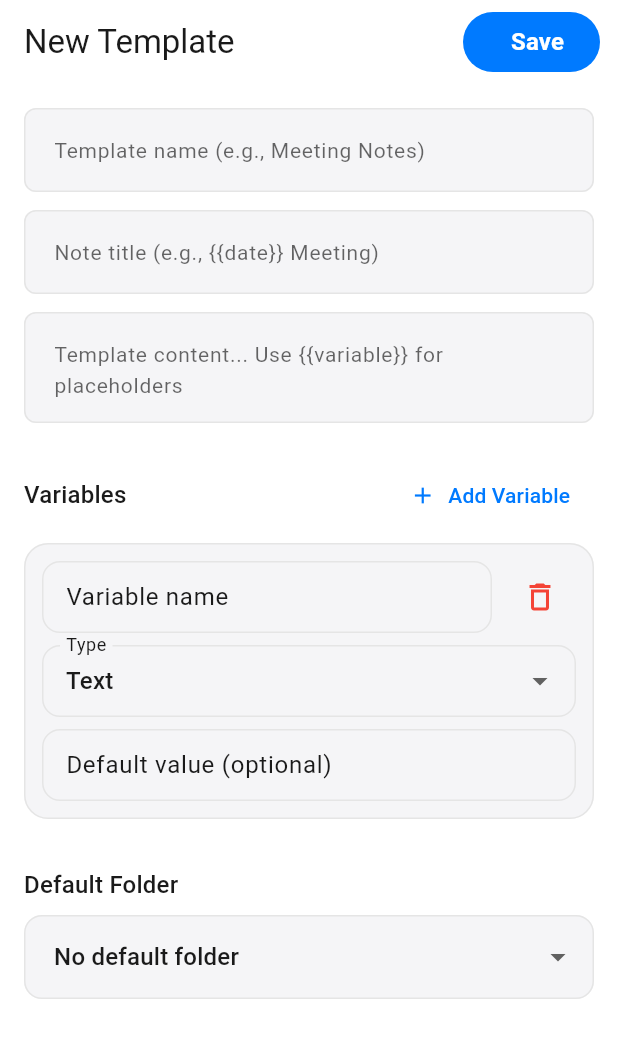
After one commit to yossefebrahim/Noteable, a Flutter app: the TemplateEditorScreen screen opened by its route, after a tap on "Add Variable", on a phone screen of 412 x 824 dp. The commit adds this screen. Shown: the top 1038 px of the screen. Run offline on Flutter 3.47's test engine with Material 3 defaults, Android fonts, the phone set to English and light mode, and no system bars; our stand-ins replace freezed_annotation, get_it, go_router, isar; accounts and stored records are empty; generated files the repository leaves out were written again.

Commit message:
auto-claude: subtask-3-3 - Create TemplateEditorScreen with form for name, ti
- Created TemplateEditorScreen with form fields for name, title, content, variables, and default folder
- Variables support add/remove with name, type, and default value fields
- Added template routes to app_router.dart (/templates, /template-editor)
- Registered template DI in service_locator.dart
- Updated templates_screen.dart navigation to template editor
- Note: Router and DI changes are technically part of subtasks 3-4 and 4-1

```diff
--- a/lib/presentation/router/app_router.dart
+++ b/lib/presentation/router/app_router.dart
@@ -1,5 +1,7 @@
 import 'package:flutter/material.dart';
 import 'package:go_router/go_router.dart';
+import 'package:noteable_app/presentation/providers/folder_provider.dart';
+import 'package:noteable_app/presentation/providers/template_view_model.dart';
 import 'package:provider/provider.dart';
 
 import '../../services/di/service_locator.dart';
@@ -9,6 +11,8 @@ import '../screens/home/home_screen.dart';
 import '../screens/note_detail/note_detail_screen.dart';
 import '../screens/search/search_screen.dart';
 import '../screens/settings/settings_screen.dart';
+import '../screens/templates/template_editor_screen.dart';
+import '../screens/templates/templates_screen.dart';
 
 class AppRouter {
   AppRouter._();
@@ -46,6 +50,30 @@ class AppRouter {
         pageBuilder: (BuildContext context, GoRouterState state) =>
             _animatedPage(state: state, child: const SettingsScreen()),
       ),
+      GoRoute(
+        path: '/templates',
+        pageBuilder: (BuildContext context, GoRouterState state) =>
+            _animatedPage(
+              state: state,
+              child: ChangeNotifierProvider<TemplateViewModel>(
+                create: (_) => sl<TemplateViewModel>()..load(),
+                child: const TemplatesScreen(),
+              ),
+            ),
+      ),
+      GoRoute(
+        path: '/template-editor',
+        pageBuilder: (BuildContext context, GoRouterState state) => _animatedPage(
+          state: state,
+          child: ChangeNotifierProvider<TemplateViewModel>(
+            create: (_) => sl<TemplateViewModel>()..load(),
+            child: ChangeNotifierProvider<FolderViewModel>(
+              create: (_) => const FolderViewModel(),
+              child: TemplateEditorScreen(templateId: state.extra as String?),
+            ),
+          ),
+        ),
+      ),
     ],
   );
 
--- /dev/null
+++ b/lib/presentation/screens/templates/template_editor_screen.dart
@@ -0,0 +1,381 @@
+import 'package:flutter/material.dart';
+import 'package:noteable_app/domain/entities/template_entity.dart';
+import 'package:noteable_app/domain/entities/template_variable.dart';
+import 'package:noteable_app/presentation/providers/folder_provider.dart';
+import 'package:noteable_app/presentation/providers/template_view_model.dart';
+import 'package:noteable_app/presentation/widgets/app_button.dart';
+import 'package:noteable_app/presentation/widgets/app_text_field.dart';
+import 'package:provider/provider.dart';
+
+class TemplateEditorScreen extends StatefulWidget {
+  const TemplateEditorScreen({super.key, this.templateId});
+
+  final String? templateId;
+
+  @override
+  State<TemplateEditorScreen> createState() => _TemplateEditorScreenState();
+}
+
+class _TemplateEditorScreenState extends State<TemplateEditorScreen> {
+  late final TextEditingController _nameController;
+  late final TextEditingController _titleController;
+  late final TextEditingController _contentController;
+
+  final List<_VariableEditorState> _variables = <_VariableEditorState>[];
+  String? _selectedFolderId;
+
+  @override
+  void initState() {
+    super.initState();
+    _nameController = TextEditingController();
+    _titleController = TextEditingController();
+    _contentController = TextEditingController();
+
+    WidgetsBinding.instance.addPostFrameCallback((_) async {
+      if (!mounted) return;
+      final TemplateViewModel vm = context.read<TemplateViewModel>();
+      if (widget.templateId != null) {
+        final template = vm.getTemplateById(widget.templateId!);
+        if (!mounted || template == null) return;
+        _nameController.text = template.name;
+        _titleController.text = template.title;
+        _contentController.text = template.content;
+        for (final variable in template.variables) {
+          _variables.add(_VariableEditorState(
+            name: variable.name,
+            type: variable.type,
+            defaultValue: variable.defaultValue ?? '',
+          ));
+        }
+        _selectedFolderId = template.defaultFolderId;
+        setState(() {});
+      }
+    });
+  }
+
+  @override
+  void dispose() {
+    _nameController.dispose();
+    _titleController.dispose();
+    _contentController.dispose();
+    for (final variable in _variables) {
+      variable.dispose();
+    }
+    super.dispose();
+  }
+
+  void _addVariable() {
+    setState(() {
+      _variables.add(_VariableEditorState(
+        name: '',
+        type: 'text',
+        defaultValue: '',
+      ));
+    });
+  }
+
+  void _removeVariable(int index) {
+    _variables[index].dispose();
+    setState(() {
+      _variables.removeAt(index);
+    });
+  }
+
+  Future<void> _saveTemplate() async {
+    final TemplateViewModel vm = context.read<TemplateViewModel>();
+
+    if (_nameController.text.trim().isEmpty) {
+      _showError('Please enter a template name');
+      return;
+    }
+
+    if (_titleController.text.trim().isEmpty) {
+      _showError('Please enter a template title');
+      return;
+    }
+
+    if (_contentController.text.trim().isEmpty) {
+      _showError('Please enter template content');
+      return;
+    }
+
+    // Convert variable editors to TemplateVariable objects
+    final validVariables = <TemplateVariable>[];
+    for (final editor in _variables) {
+      final name = editor.nameController.text.trim();
+      if (name.isNotEmpty) {
+        final defaultValue = editor.defaultValueController.text.trim();
+        validVariables.add(TemplateVariable(
+          name: name,
+          type: editor.type,
+          defaultValue: defaultValue.isEmpty ? null : defaultValue,
+        ));
+      }
+    }
+
+    final template = TemplateEntity(
+      id: widget.templateId ?? DateTime.now().millisecondsSinceEpoch.toString(),
+      name: _nameController.text.trim(),
+      title: _titleController.text.trim(),
+      content: _contentController.text.trim(),
+      variables: validVariables,
+      defaultFolderId: _selectedFolderId,
+      isBuiltIn: false,
+    );
+
+    if (widget.templateId != null) {
+      await vm.updateTemplate(template);
+    } else {
+      await vm.createTemplate(template);
+    }
+
+    if (!mounted) return;
+    Navigator.pop(context);
+  }
+
+  void _showError(String message) {
+    ScaffoldMessenger.of(context).showSnackBar(
+      SnackBar(content: Text(message)),
+    );
+  }
+
+  @override
+  Widget build(BuildContext context) {
+    final bool isEditing = widget.templateId != null;
+    final folders = context.watch<FolderViewModel>().folders;
+
+    return Scaffold(
+      appBar: AppBar(
+        title: Text(isEditing ? 'Edit Template' : 'New Template'),
+        actions: <Widget>[
+          Padding(
+            padding: const EdgeInsets.symmetric(vertical: 8, horizontal: 12),
+            child: AppButton(
+              label: 'Save',
+              onPressed: _saveTemplate,
+            ),
+          ),
+        ],
+      ),
+      body: SingleChildScrollView(
+        padding: const EdgeInsets.all(16),
+        child: Column(
+          crossAxisAlignment: CrossAxisAlignment.start,
+          children: <Widget>[
+            AppTextField(
+              controller: _nameController,
+              hintText: 'Template name (e.g., Meeting Notes)',
+            ),
+            const SizedBox(height: 12),
+            AppTextField(
+              controller: _titleController,
+              hintText: 'Note title (e.g., {{date}} Meeting)',
+            ),
+            const SizedBox(height: 12),
+            AppTextField(
+              controller: _contentController,
+              hintText: 'Template content... Use {{variable}} for placeholders',
+              maxLines: null,
+            ),
+            const SizedBox(height: 24),
+            Row(
+              mainAxisAlignment: MainAxisAlignment.spaceBetween,
+              children: <Widget>[
+                Text(
+                  'Variables',
+                  style: Theme.of(context).textTheme.titleMedium,
+                ),
+                TextButton.icon(
+                  onPressed: _addVariable,
+                  icon: const Icon(Icons.add),
+                  label: const Text('Add Variable'),
+                ),
+              ],
+            ),
+            const SizedBox(height: 8),
+            if (_variables.isEmpty)
+              const Padding(
+                padding: EdgeInsets.symmetric(vertical: 16),
+                child: Center(
+                  child: Text(
+                    'No variables defined yet.\nTap "Add Variable" to create one.',
+                    textAlign: TextAlign.center,
+                    style: TextStyle(color: Colors.grey),
+                  ),
+                ),
+              )
+            else
+              ...List<Widget>.generate(_variables.length, (int index) {
+                final editor = _variables[index];
+                return _VariableCard(
+                  key: ValueKey(editor),
+                  editor: editor,
+                  onRemove: () => _removeVariable(index),
+                );
+              }),
+            const SizedBox(height: 24),
+            Text(
+              'Default Folder',
+              style: Theme.of(context).textTheme.titleMedium,
+            ),
+            const SizedBox(height: 8),
+            DropdownButtonFormField<String>(
+              value: _selectedFolderId,
+              decoration: InputDecoration(
+                filled: true,
+                fillColor: Theme.of(context).colorScheme.surface,
+                contentPadding: const EdgeInsets.all(16),
+                border: OutlineInputBorder(
+                  borderRadius: BorderRadius.circular(8),
+                ),
+              ),
+              items: <DropdownMenuItem<String>>[
+                const DropdownMenuItem<String>(
+                  value: null,
+                  child: Text('No default folder'),
+                ),
+                ...folders.map<DropdownMenuItem<String>>((folder) {
+                  return DropdownMenuItem<String>(
+                    value: folder.id,
+                    child: Text(folder.name),
+                  );
+                }),
+              ],
+              onChanged: (String? value) {
+                setState(() {
+                  _selectedFolderId = value;
+                });
+              },
+            ),
+            const SizedBox(height: 16),
+          ],
+        ),
+      ),
+    );
+  }
+}
+
+class _VariableEditorState {
+  _VariableEditorState({
+    required this.name,
+    required this.type,
+    required this.defaultValue,
+  }) {
+    nameController = TextEditingController(text: name);
+    defaultValueController = TextEditingController(text: defaultValue);
+  }
+
+  final String name;
+  String type;
+  final String defaultValue;
+  late final TextEditingController nameController;
+  late final TextEditingController defaultValueController;
+
+  void dispose() {
+    nameController.dispose();
+    defaultValueController.dispose();
+  }
+
+  @override
+  bool operator ==(Object other) =>
+      identical(this, other) ||
+      other is _VariableEditorState &&
+          runtimeType == other.runtimeType &&
+          name == other.name;
+
+  @override
+  int get hashCode => name.hashCode;
+}
+
+class _VariableCard extends StatefulWidget {
+  const _VariableCard({
+    super.key,
+    required this.editor,
+    required this.onRemove,
+  });
+
+  final _VariableEditorState editor;
+  final VoidCallback onRemove;
+
+  @override
+  State<_VariableCard> createState() => _VariableCardState();
+}
+
+class _VariableCardState extends State<_VariableCard> {
+  @override
+  Widget build(BuildContext context) {
+    return Card(
+      margin: const EdgeInsets.only(bottom: 8),
+      child: Padding(
+        padding: const EdgeInsets.all(12),
+        child: Column(
+          crossAxisAlignment: CrossAxisAlignment.start,
+          children: <Widget>[
+            Row(
+              children: <Widget>[
+                Expanded(
+                  child: TextField(
+                    controller: widget.editor.nameController,
+                    decoration: const InputDecoration(
+                      labelText: 'Variable name',
+                      hintText: 'e.g., date, time, attendees',
+                      border: OutlineInputBorder(),
+                      isDense: true,
+                    ),
+                  ),
+                ),
+                const SizedBox(width: 8),
+                IconButton(
+                  onPressed: widget.onRemove,
+                  icon: const Icon(Icons.delete_outline),
+                  color: Colors.red,
+                ),
+              ],
+            ),
+            const SizedBox(height: 8),
+            DropdownButtonFormField<String>(
+              value: widget.editor.type,
+              decoration: const InputDecoration(
+                labelText: 'Type',
+                border: OutlineInputBorder(),
+                isDense: true,
+                contentPadding: EdgeInsets.all(12),
+              ),
+              items: const <DropdownMenuItem<String>>[
+                DropdownMenuItem<String>(
+                  value: 'text',
+                  child: Text('Text'),
+                ),
+                DropdownMenuItem<String>(
+                  value: 'date',
+                  child: Text('Date'),
+                ),
+                DropdownMenuItem<String>(
+                  value: 'time',
+                  child: Text('Time'),
+                ),
+              ],
+              onChanged: (String? value) {
+                if (value != null) {
+                  setState(() {
+                    widget.editor.type = value;
+                  });
+                }
+              },
+            ),
+            const SizedBox(height: 8),
+            TextField(
+              controller: widget.editor.defaultValueController,
+              decoration: const InputDecoration(
+                labelText: 'Default value (optional)',
+                hintText: 'e.g., today, now',
+                border: OutlineInputBorder(),
+                isDense: true,
+              ),
+            ),
+          ],
+        ),
+      ),
+    );
+  }
+}
--- a/lib/presentation/screens/templates/templates_screen.dart
+++ b/lib/presentation/screens/templates/templates_screen.dart
@@ -1,4 +1,5 @@
 import 'package:flutter/material.dart';
+import 'package:go_router/go_router.dart';
 import 'package:noteable_app/domain/entities/template_entity.dart';
 import 'package:noteable_app/presentation/providers/template_view_model.dart';
 import 'package:provider/provider.dart';
@@ -56,17 +57,7 @@ class TemplatesScreen extends StatelessWidget {
     BuildContext context, {
     TemplateEntity? template,
   }) async {
-    // TODO: Navigate to template editor after subtask-3-3 is complete
-    // context.go('/template-editor', extra: template);
-    if (context.mounted) {
-      final ScaffoldMessengerState scaffold = ScaffoldMessenger.of(context);
-      scaffold.showSnackBar(
-        const SnackBar(
-          content: Text('Template editor coming in next subtask'),
-          duration: Duration(seconds: 2),
-        ),
-      );
-    }
+    context.go('/template-editor', extra: template?.id);
   }
 
   Future<void> _confirmDelete(
--- a/lib/services/di/service_locator.dart
+++ b/lib/services/di/service_locator.dart
@@ -1,16 +1,27 @@
 import 'package:get_it/get_it.dart';
 import 'package:noteable_app/data/repositories/in_memory_notes_feature_repository.dart';
+import 'package:noteable_app/data/repositories/template_repository_impl.dart';
 import 'package:noteable_app/domain/repositories/notes_feature_repository.dart';
+import 'package:noteable_app/domain/repositories/template_repository.dart';
 import 'package:noteable_app/domain/usecases/feature_usecases.dart';
+import 'package:noteable_app/domain/usecases/template/apply_template_usecase.dart';
+import 'package:noteable_app/domain/usecases/template/create_template_usecase.dart';
+import 'package:noteable_app/domain/usecases/template/delete_template_usecase.dart';
+import 'package:noteable_app/domain/usecases/template/get_templates_usecase.dart';
+import 'package:noteable_app/domain/usecases/template/import_export_templates_usecase.dart';
+import 'package:noteable_app/domain/usecases/template/update_template_usecase.dart';
 import 'package:noteable_app/presentation/providers/app_provider.dart';
+import 'package:noteable_app/presentation/providers/folder_provider.dart';
 import 'package:noteable_app/presentation/providers/note_detail_view_model.dart';
 import 'package:noteable_app/presentation/providers/notes_view_model.dart';
+import 'package:noteable_app/presentation/providers/template_view_model.dart';
 
 final GetIt sl = GetIt.instance;
 
 Future<void> setupServiceLocator() async {
   sl.registerLazySingleton<AppProvider>(AppProvider.new);
   sl.registerLazySingleton<NotesFeatureRepository>(InMemoryNotesFeatureRepository.new);
+  sl.registerLazySingleton<TemplateRepository>(TemplateRepositoryImpl.new);
 
   sl.registerLazySingleton<GetNotesUseCase>(() => GetNotesUseCase(sl()));
   sl.registerLazySingleton<CreateNoteUseCase>(() => CreateNoteUseCase(sl()));
@@ -23,6 +34,13 @@ Future<void> setupServiceLocator() async {
   sl.registerLazySingleton<CreateFolderUseCase>(() => CreateFolderUseCase(sl()));
   sl.registerLazySingleton<RenameFolderUseCase>(() => RenameFolderUseCase(sl()));
   sl.registerLazySingleton<DeleteFolderUseCase>(() => DeleteFolderUseCase(sl()));
+
+  sl.registerLazySingleton<GetTemplatesUseCase>(() => GetTemplatesUseCase(sl()));
+  sl.registerLazySingleton<CreateTemplateUseCase>(() => CreateTemplateUseCase(sl()));
+  sl.registerLazySingleton<UpdateTemplateUseCase>(() => UpdateTemplateUseCase(sl()));
+  sl.registerLazySingleton<DeleteTemplateUseCase>(() => DeleteTemplateUseCase(sl()));
+  sl.registerLazySingleton<ApplyTemplateUseCase>(() => ApplyTemplateUseCase(sl()));
+  sl.registerLazySingleton<ImportExportTemplatesUseCase>(() => ImportExportTemplatesUseCase(sl()));
 
   sl.registerFactory<NotesViewModel>(
     () => NotesViewModel(
@@ -44,4 +62,10 @@ Future<void> setupServiceLocator() async {
       getNotes: sl(),
     ),
   );
+
+  sl.registerFactory<TemplateViewModel>(
+    () => TemplateViewModel(
+      templateRepository: sl(),
+    )..load(),
+  );
 }
```
Also changed, not shown: 1 other file.
